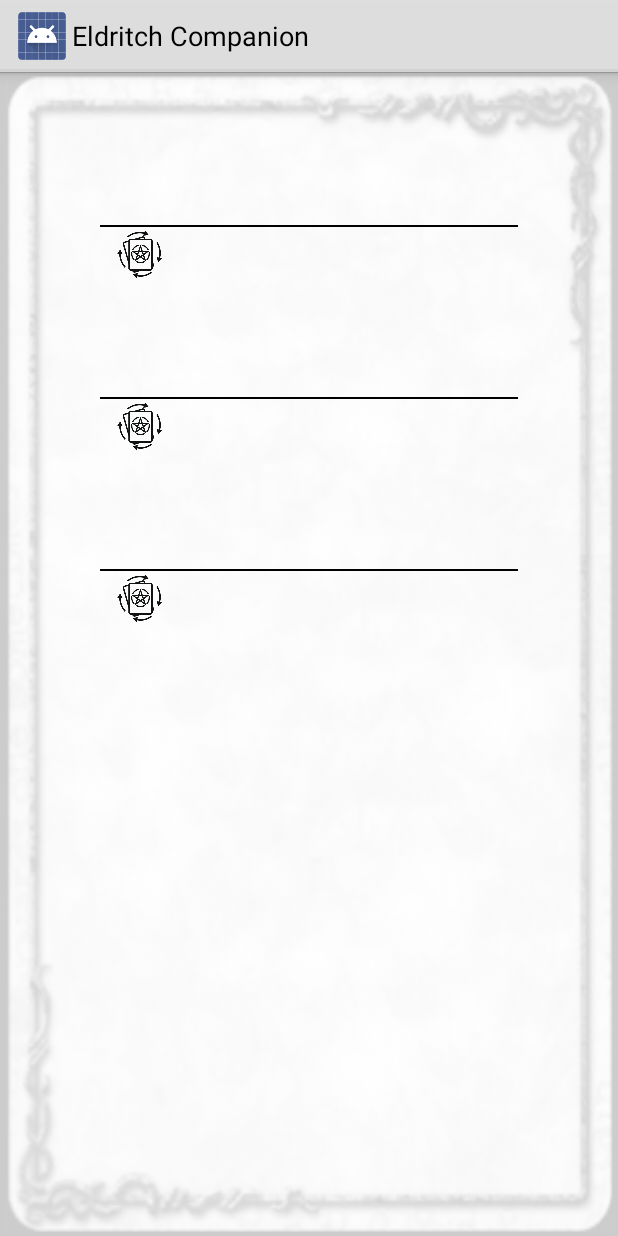
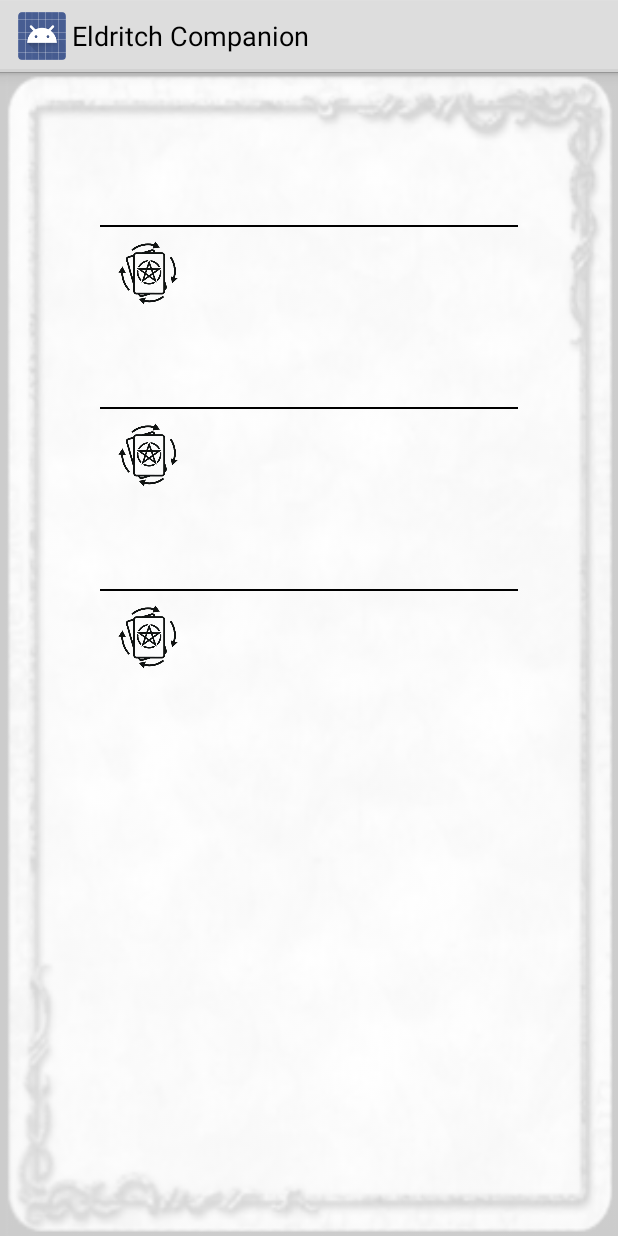
Before and after one commit to DeckardSix/eldritch-companion-2, an Android app: the fragment CardView shown on its own in the app's theme, on a phone screen of 412 x 824 dp. Run offline under Robolectric (Android 15) with nearby library versions, the phone set to English and light mode, and no system bars; 11 statements that could not run were skipped.

Commit message:
fix shuffle icon

```diff
--- a/app/src/main/java/pqt/eldritch/GUI/CardView.java
+++ b/app/src/main/java/pqt/eldritch/GUI/CardView.java
@@ -126,6 +126,14 @@ public class CardView extends Fragment implements View.OnClickListener {
             2)); // 2dp thick line
         mainLayout.addView(divider1);
 
+        // Add spacing after divider1
+        TextView divider1Spacing = new TextView(getActivity());
+        divider1Spacing.setText(" ");
+        divider1Spacing.setLayoutParams(new LinearLayout.LayoutParams(
+            LinearLayout.LayoutParams.MATCH_PARENT,
+            10)); // 10dp spacing
+        mainLayout.addView(divider1Spacing);
+
         // Top section with horizontal layout for header and shuffle image
         LinearLayout topHeaderLayout = new LinearLayout(getActivity());
         topHeaderLayout.setOrientation(LinearLayout.HORIZONTAL);
@@ -163,8 +171,8 @@ public class CardView extends Fragment implements View.OnClickListener {
             // Fallback to a simple text
             topShuffleImage.setBackgroundColor(android.graphics.Color.GRAY);
         }
-        // Set image height to match text size (36sp converted to pixels)
-        int textSizeInPixels = (int) (36 * getResources().getDisplayMetrics().scaledDensity);
+        // Set image height 33% bigger than text size (36sp * 1.33)
+        int textSizeInPixels = (int) (36 * 1.33 * getResources().getDisplayMetrics().scaledDensity);
         topShuffleImage.setLayoutParams(new LinearLayout.LayoutParams(
             textSizeInPixels,
             textSizeInPixels));
@@ -224,6 +232,14 @@ public class CardView extends Fragment implements View.OnClickListener {
             2)); // 2dp thick line
         mainLayout.addView(divider2);
 
+        // Add spacing after divider2
+        TextView divider2Spacing = new TextView(getActivity());
+        divider2Spacing.setText(" ");
+        divider2Spacing.setLayoutParams(new LinearLayout.LayoutParams(
+            LinearLayout.LayoutParams.MATCH_PARENT,
+            10)); // 10dp spacing
+        mainLayout.addView(divider2Spacing);
+
         // Middle section with horizontal layout for header and shuffle image
         LinearLayout middleHeaderLayout = new LinearLayout(getActivity());
         middleHeaderLayout.setOrientation(LinearLayout.HORIZONTAL);
@@ -261,7 +277,7 @@ public class CardView extends Fragment implements View.OnClickListener {
             // Fallback to a simple text
             middleShuffleImage.setBackgroundColor(android.graphics.Color.GRAY);
         }
-        // Set image height to match text size (36sp converted to pixels)
+        // Use the same size as top shuffle image (already calculated as 33% bigger)
         middleShuffleImage.setLayoutParams(new LinearLayout.LayoutParams(
             textSizeInPixels,
             textSizeInPixels));
@@ -321,6 +337,14 @@ public class CardView extends Fragment implements View.OnClickListener {
             2)); // 2dp thick line
         mainLayout.addView(divider3);
 
+        // Add spacing after divider3
+        TextView divider3Spacing = new TextView(getActivity());
+        divider3Spacing.setText(" ");
+        divider3Spacing.setLayoutParams(new LinearLayout.LayoutParams(
+            LinearLayout.LayoutParams.MATCH_PARENT,
+            10)); // 10dp spacing
+        mainLayout.addView(divider3Spacing);
+
         // Bottom section with horizontal layout for header and shuffle image
         LinearLayout bottomHeaderLayout = new LinearLayout(getActivity());
         bottomHeaderLayout.setOrientation(LinearLayout.HORIZONTAL);
@@ -358,7 +382,7 @@ public class CardView extends Fragment implements View.OnClickListener {
             // Fallback to a simple text
             bottomShuffleImage.setBackgroundColor(android.graphics.Color.GRAY);
         }
-        // Set image height to match text size (36sp converted to pixels)
+        // Use the same size as top shuffle image (already calculated as 33% bigger)
         bottomShuffleImage.setLayoutParams(new LinearLayout.LayoutParams(
             textSizeInPixels,
             textSizeInPixels));
```
